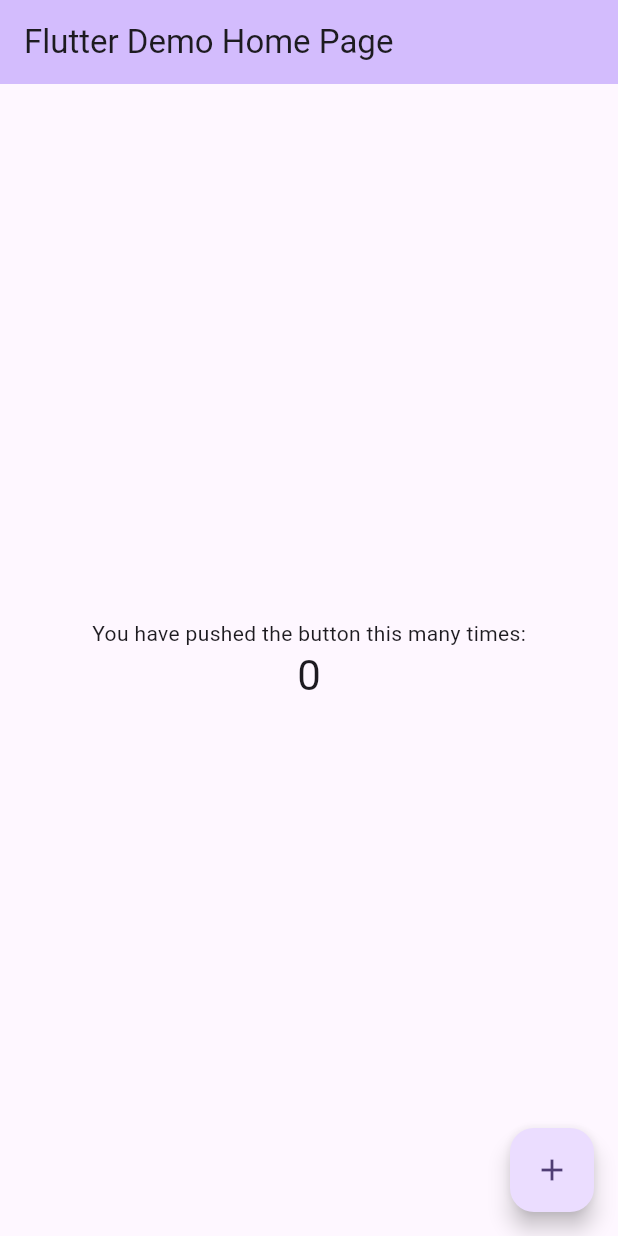
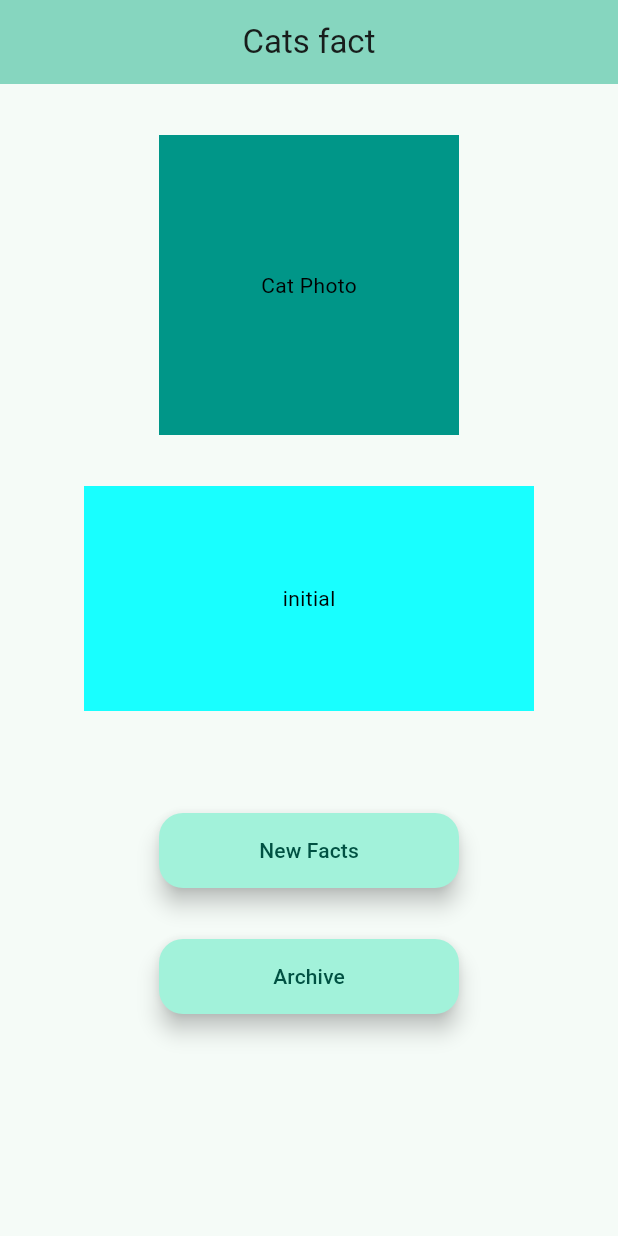
Before and after one commit to Sashulya00/cat_fact_application, a Flutter app: the screen it shows after launch, on a phone screen of 412 x 824 dp. Run offline on Flutter 3.47's test engine with Material 2 defaults, Android fonts, the phone set to English and light mode, and no system bars.

Commit message:
setup UI and fetch facts

```diff
--- /dev/null
+++ b/lib/cats_fact_application.dart
@@ -0,0 +1,18 @@
+import 'package:cat_fact_application/presentation/cats_fact_screen/cats_fact_screen.dart';
+import 'package:flutter/material.dart';
+
+class CatsFactApplication extends StatelessWidget {
+  const CatsFactApplication({super.key});
+
+  @override
+  Widget build(BuildContext context) {
+    return MaterialApp(
+      title: 'CatsFactApplication',
+      theme: ThemeData(
+        colorScheme: ColorScheme.fromSeed(seedColor: Colors.tealAccent),
+        useMaterial3: true,
+      ),
+      home: const CatsFactScreen(),
+    );
+  }
+}
--- /dev/null
+++ b/lib/data/services/network_services.dart
@@ -0,0 +1,7 @@
+abstract interface class CatFactDataSource {
+  Future<String> fetchFacts();
+}
+
+abstract interface class CatImageDataSource {
+  Future<dynamic> fetchImage();
+}
--- /dev/null
+++ b/lib/data/services/network_services_impl.dart
@@ -0,0 +1,29 @@
+import 'dart:convert';
+
+import 'package:cat_fact_application/data/services/network_services.dart';
+import 'package:http/http.dart';
+
+class NetworkServicesImpl implements CatFactDataSource, CatImageDataSource {
+  static const _factBaseUrl = "https://cat-fact.herokuapp.com";
+  static const _factApiUrl = "$_factBaseUrl/facts";
+  static const _factRandomUrl = "$_factApiUrl/random";
+
+  static const _imageBaseUrl = "https://cataas.com";
+  static const _imageApiUrl = "$_imageBaseUrl/cat";
+
+  @override
+  Future<String> fetchFacts() async {
+    final url = Uri.parse(_factRandomUrl);
+    final response = await get(url);
+    final map = jsonDecode(response.body);
+    final fact = map["text"];
+    return fact;
+  }
+
+  @override
+  Future fetchImage() async {
+    final imageUrl = Uri.parse(_imageApiUrl);
+    final response = await get(imageUrl);
+    final map = jsonDecode(response.bodyBytes);
+  }
+}
--- a/lib/main.dart
+++ b/lib/main.dart
@@ -1,69 +1,6 @@
+import 'package:cat_fact_application/cats_fact_application.dart';
 import 'package:flutter/material.dart';
 
 void main() {
-  runApp(const MyApp());
+  runApp(const CatsFactApplication());
 }
-
-class MyApp extends StatelessWidget {
-  const MyApp({super.key});
-
-  @override
-  Widget build(BuildContext context) {
-    return MaterialApp(
-      title: 'Flutter Demo',
-      theme: ThemeData(
-        colorScheme: ColorScheme.fromSeed(seedColor: Colors.deepPurple),
-        useMaterial3: true,
-      ),
-      home: const MyHomePage(title: 'Flutter Demo Home Page'),
-    );
-  }
-}
-
-class MyHomePage extends StatefulWidget {
-  const MyHomePage({super.key, required this.title});
-
-  final String title;
-
-  @override
-  State<MyHomePage> createState() => _MyHomePageState();
-}
-
-class _MyHomePageState extends State<MyHomePage> {
-  int _counter = 0;
-
-  void _incrementCounter() {
-    setState(() {
-      _counter++;
-    });
-  }
-
-  @override
-  Widget build(BuildContext context) {
-    return Scaffold(
-      appBar: AppBar(
-        backgroundColor: Theme.of(context).colorScheme.inversePrimary,
-        title: Text(widget.title),
-      ),
-      body: Center(
-        child: Column(
-          mainAxisAlignment: MainAxisAlignment.center,
-          children: <Widget>[
-            const Text(
-              'You have pushed the button this many times:',
-            ),
-            Text(
-              '$_counter',
-              style: Theme.of(context).textTheme.headlineMedium,
-            ),
-          ],
-        ),
-      ),
-      floatingActionButton: FloatingActionButton(
-        onPressed: _incrementCounter,
-        tooltip: 'Increment',
-        child: const Icon(Icons.add),
-      ),
-    );
-  }
-}
--- /dev/null
+++ b/lib/presentation/cats_fact_screen/cats_fact_layout.dart
@@ -0,0 +1,71 @@
+import 'package:cat_fact_application/data/services/network_services_impl.dart';
+import 'package:cat_fact_application/presentation/cats_fact_archive_screen/cats_fact_archive_screen.dart';
+import 'package:cat_fact_application/presentation/widgets/cats_photo_and_fact_widget.dart';
+import 'package:flutter/material.dart';
+
+class CatsFactLayout extends StatefulWidget {
+  const CatsFactLayout({super.key});
+
+  @override
+  State<CatsFactLayout> createState() => _CatsFactLayoutState();
+}
+
+class _CatsFactLayoutState extends State<CatsFactLayout> {
+  static const title = 'Cats fact';
+  static const spaces = SizedBox(height: 34.0);
+  String fact = 'initial';
+
+  @override
+  Widget build(BuildContext context) {
+    return Scaffold(
+      appBar: AppBar(
+        backgroundColor: Theme.of(context).colorScheme.inversePrimary,
+        title: const Center(
+          child: Text(title),
+        ),
+      ),
+      body: Center(
+        child: Column(
+          children: [
+            spaces,
+            CatsPhotoFactWidget(catFact: fact),
+            spaces,
+            spaces,
+            SizedBox(
+              height: 50,
+              width: 200,
+              child: FloatingActionButton(
+                onPressed: () async {
+                  final service = NetworkServicesImpl();
+                  final newFact = await service.fetchFacts();
+                  setState(() {
+                    fact = newFact;
+                  });
+                },
+                child: const Text('New Facts'),
+              ),
+            ),
+            spaces,
+            Container(
+              alignment: Alignment.bottomCenter,
+              child: SizedBox(
+                height: 50,
+                width: 200,
+                child: FloatingActionButton(
+                  onPressed: () {
+                    Navigator.push(
+                      context,
+                      MaterialPageRoute(
+                          builder: (context) => const CatsFactArchiveScreen()),
+                    );
+                  },
+                  child: const Text('Archive'),
+                ),
+              ),
+            ),
+          ],
+        ),
+      ),
+    );
+  }
+}
--- /dev/null
+++ b/lib/presentation/cats_fact_screen/cats_fact_screen.dart
@@ -0,0 +1,11 @@
+import 'package:cat_fact_application/presentation/cats_fact_screen/cats_fact_layout.dart';
+import 'package:flutter/material.dart';
+
+class CatsFactScreen extends StatelessWidget {
+  const CatsFactScreen({super.key});
+
+  @override
+  Widget build(BuildContext context) {
+    return const CatsFactLayout();
+  }
+}
--- /dev/null
+++ b/lib/presentation/widgets/cats_fact_widget.dart
@@ -0,0 +1,22 @@
+import 'package:flutter/material.dart';
+
+class CatsFactWidget extends StatelessWidget {
+  const CatsFactWidget({super.key, this.titleFact});
+
+  final String? titleFact;
+
+  @override
+  Widget build(BuildContext context) {
+    return Container(
+      width: 300,
+      height: 150,
+      color: Colors.cyanAccent,
+      child: Center(
+        child: Text(
+          titleFact!,
+          style: const TextStyle(color: Colors.black),
+        ),
+      ),
+    );
+  }
+}
--- /dev/null
+++ b/lib/presentation/widgets/cats_photo_and_fact_widget.dart
@@ -0,0 +1,24 @@
+import 'package:cat_fact_application/presentation/widgets/cats_fact_widget.dart';
+import 'package:cat_fact_application/presentation/widgets/cats_photo_widget.dart';
+import 'package:flutter/material.dart';
+
+class CatsPhotoFactWidget extends StatelessWidget {
+  const CatsPhotoFactWidget({super.key, required this.catFact});
+
+  final String catFact;
+
+  static const spaces = SizedBox(height: 34.0);
+
+  @override
+  Widget build(BuildContext context) {
+    return Column(
+      children: [
+        CatsPhotoWidget(),
+        spaces,
+        CatsFactWidget(
+          titleFact: catFact,
+        ),
+      ],
+    );
+  }
+}
--- /dev/null
+++ b/lib/presentation/widgets/cats_photo_widget.dart
@@ -0,0 +1,20 @@
+import 'package:flutter/material.dart';
+
+class CatsPhotoWidget extends StatelessWidget {
+  const CatsPhotoWidget({super.key});
+
+  @override
+  Widget build(BuildContext context) {
+    return Container(
+      width: 200,
+      height: 200,
+      color: Colors.teal,
+      child: const Center(
+        child: Text(
+          'Cat Photo',
+          style: TextStyle(color: Colors.black),
+        ),
+      ),
+    );
+  }
+}
--- a/pubspec.yaml
+++ b/pubspec.yaml
@@ -35,6 +35,7 @@ dependencies:
   # The following adds the Cupertino Icons font to your application.
   # Use with the CupertinoIcons class for iOS style icons.
   cupertino_icons: ^1.0.2
+  http: ^1.0.0
 
 dev_dependencies:
   flutter_test:
```
Also changed, not shown: lib/presentation/cats_fact_archive_screen/cats_fact_archive_layout.dart (added, +36 -0 lines), lib/presentation/cats_fact_archive_screen/cats_fact_archive_screen.dart (added, +11 -0 lines), lib/data/model/cats_model.dart (added), lib/data/repository/repository.dart (added), lib/data/repository/repository_impl.dart (added), pubspec.lock, 1 other file.
